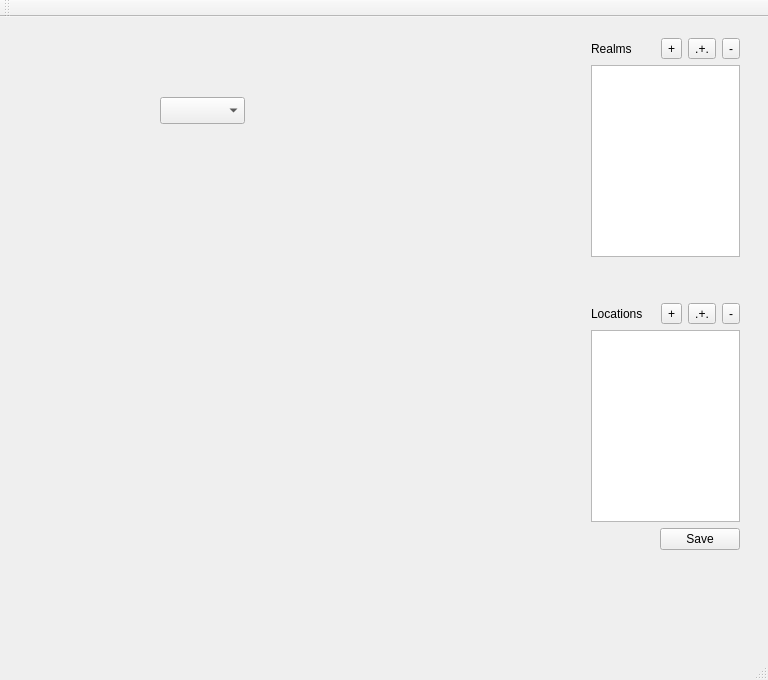
Qt form MainWindow.ui (hheld/JustDoIt) before a commit.
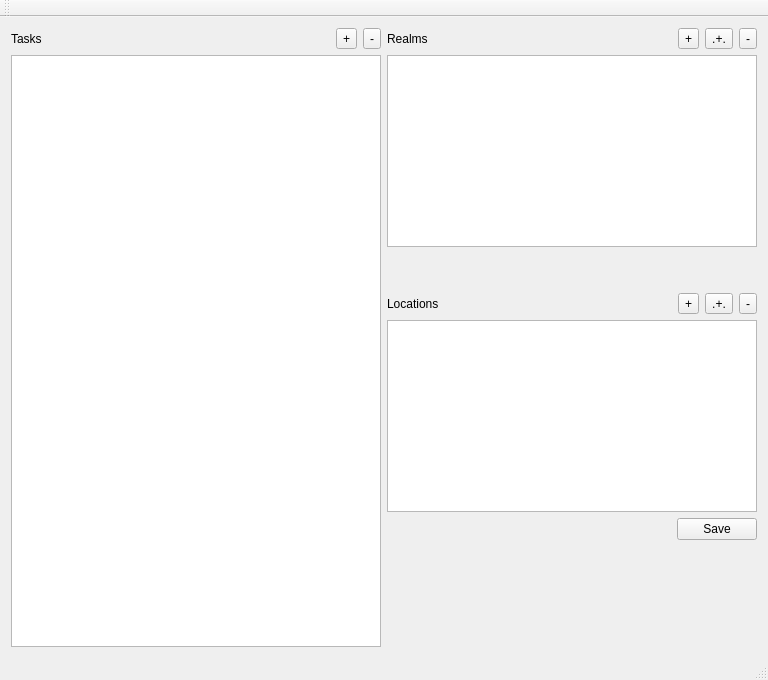
The same form after that commit.

Commit message: Basic table model working for tasks.

Diff of the .ui file:
```diff
--- a/MainWindow.ui
+++ b/MainWindow.ui
@@ -14,25 +14,44 @@
    <string>MainWindow</string>
   </property>
   <widget class="QWidget" name="centralWidget">
-   <widget class="QComboBox" name="comboBox">
-    <property name="geometry">
-     <rect>
-      <x>160</x>
-      <y>80</y>
-      <width>85</width>
-      <height>27</height>
-     </rect>
-    </property>
-   </widget>
-   <widget class="QWidget" name="">
-    <property name="geometry">
-     <rect>
-      <x>580</x>
-      <y>10</y>
-      <width>171</width>
-      <height>597</height>
-     </rect>
-    </property>
+   <layout class="QGridLayout" name="gridLayout_4">
+    <item row="0" column="0">
+     <layout class="QVBoxLayout" name="verticalLayout_3">
+      <item>
+       <layout class="QHBoxLayout" name="horizontalLayout_7">
+        <item>
+         <widget class="QLabel" name="label_tasks">
+          <property name="text">
+           <string>Tasks</string>
+          </property>
+         </widget>
+        </item>
+        <item>
+         <layout class="QHBoxLayout" name="horizontalLayout_6">
+          <item>
+           <widget class="QToolButton" name="button_addTask">
+            <property name="text">
+             <string>+</string>
+            </property>
+           </widget>
+          </item>
+          <item>
+           <widget class="QToolButton" name="button_deleteTask">
+            <property name="text">
+             <string>-</string>
+            </property>
+           </widget>
+          </item>
+         </layout>
+        </item>
+       </layout>
+      </item>
+      <item>
+       <widget class="QTableView" name="table_tasks"/>
+      </item>
+     </layout>
+    </item>
+    <item row="0" column="1">
     <layout class="QVBoxLayout" name="verticalLayout_2">
      <item>
       <layout class="QGridLayout" name="gridLayout_3">
@@ -193,7 +212,8 @@
       </spacer>
      </item>
     </layout>
-   </widget>
+    </item>
+   </layout>
   </widget>
   <widget class="QMenuBar" name="menuBar">
    <property name="geometry">
```
Lines whose indentation alone changed are shown as unchanged. The commit also changes 5 other files.
